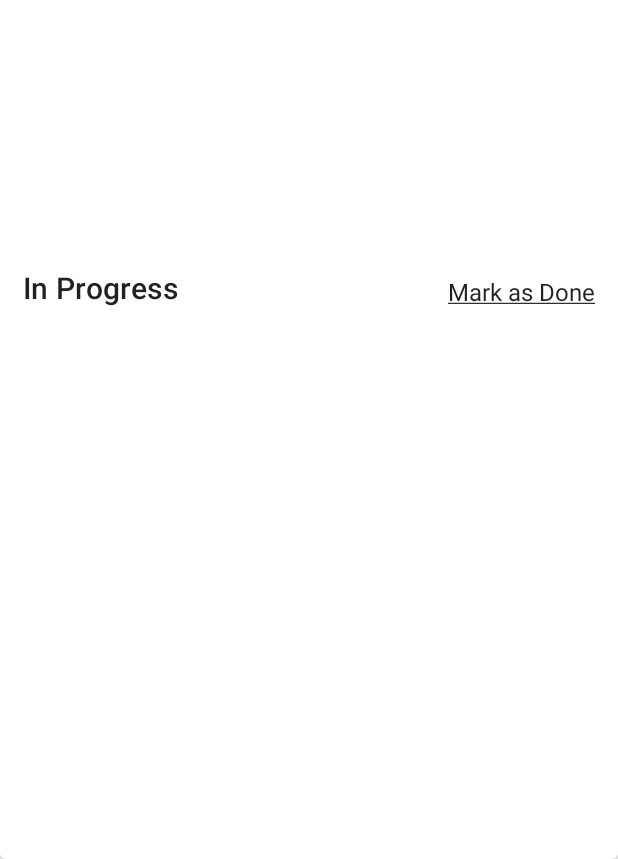
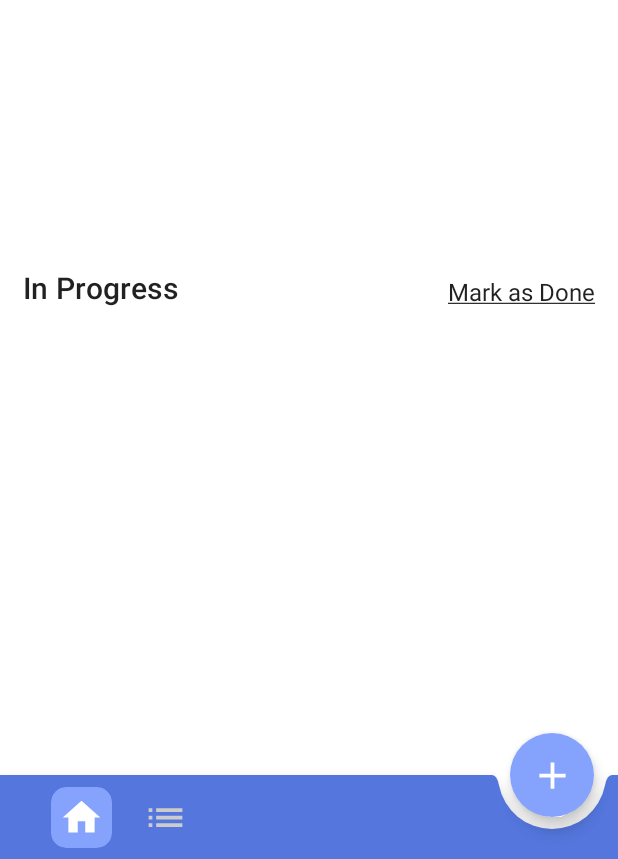
Before and after one commit to macluczak/MyNotes, an Android app built with Jetpack Compose: the composable HomeScreen shown on its own in the app's theme, on a phone screen of 412 x 824 dp, the part 377-1236 px from its top. Run offline under Robolectric (Android 15) with nearby library versions, the phone set to English and light mode, and no system bars; our stand-ins replace Room's generated code, livedata-compose.

```diff
--- a/app/src/main/java/com/macluczak/mywallet/HomeScreen.kt
+++ b/app/src/main/java/com/macluczak/mywallet/HomeScreen.kt
@@ -4,6 +4,7 @@ import android.util.Log
 import androidx.compose.foundation.background
 import androidx.compose.foundation.clickable
 import androidx.compose.foundation.layout.*
+import androidx.compose.foundation.shape.CornerSize
 import androidx.compose.foundation.shape.RoundedCornerShape
 import androidx.compose.material.*
 import androidx.compose.runtime.*
@@ -16,11 +17,53 @@ import androidx.compose.ui.text.style.TextDecoration
 import androidx.compose.ui.tooling.preview.Preview
 import androidx.compose.ui.unit.dp
 import androidx.navigation.NavController
+import com.macluczak.mywallet.bottom_menu.BottomMenu
+import com.macluczak.mywallet.bottom_menu.BottomMenuContent
+import com.macluczak.mywallet.bottom_menu.fab
+import com.macluczak.mywallet.navigation.Screen
 import com.macluczak.mywallet.ui.theme.*
 import com.macluczak.mywallet.viewmodels.MainViewModel
 
 @Composable
+
 fun HomeScreen(viewModel: MainViewModel, navController: NavController) {
+
+    Scaffold(modifier = Modifier.fillMaxSize(),
+        bottomBar = {
+            if(navController.currentDestination?.route != Screen.CreateScreen.route){
+
+                BottomAppBar(
+                    cutoutShape = MaterialTheme.shapes.small.copy(
+                        CornerSize(percent = 50)
+                    ),
+                    backgroundColor = BlueNoteDark
+                ) {
+
+
+                    BottomMenu(items = listOf(
+                        BottomMenuContent("Home", "home_screen", R.drawable.ic_baseline_home_24),
+                        BottomMenuContent("List", "second_page", R.drawable.ic_baseline_list_24)
+                    ), navController = navController)
+
+                }
+
+            }
+
+        },
+        isFloatingActionButtonDocked = true,
+        floatingActionButton = {
+            if(navController.currentDestination?.route != Screen.CreateScreen.route) {
+                fab(viewModel = viewModel, navController = navController)
+            }
+
+
+//            FloatingActionButton(onClick = {navController.navigate(Screen.CreateScreen.withArgs())}) {
+//
+//            }
+
+
+        })
+    {
         Box(modifier = Modifier
             .fillMaxSize()
             .background(BlueNote)
@@ -31,10 +74,10 @@ fun HomeScreen(viewModel: MainViewModel, navController: NavController) {
                 CardViewHome(viewModel = viewModel, navController = navController)
 
 
-
             }
 
 
+        }
     }
 }
 
--- a/app/src/main/java/com/macluczak/mywallet/TaskListView.kt
+++ b/app/src/main/java/com/macluczak/mywallet/TaskListView.kt
@@ -108,10 +108,11 @@ fun DisplayTasks(tasks: List<Task>, viewModel: MainViewModel, navController: Nav
         item {
             Box(modifier = Modifier
                 .fillMaxWidth()
-                .height(15.dp)
+                .height(100.dp)
             ) {
 
             }
+
         }
     }
 }
--- a/app/src/main/java/com/macluczak/mywallet/bottom_menu/BottomMenuUI.kt
+++ b/app/src/main/java/com/macluczak/mywallet/bottom_menu/BottomMenuUI.kt
@@ -5,10 +5,12 @@ import androidx.compose.foundation.background
 import androidx.compose.foundation.clickable
 import androidx.compose.foundation.layout.*
 import androidx.compose.foundation.shape.RoundedCornerShape
+import androidx.compose.material.FloatingActionButton
 import androidx.compose.material.Icon
 import androidx.compose.material.Text
 import androidx.compose.material.icons.Icons
 import androidx.compose.runtime.*
+import androidx.compose.runtime.livedata.observeAsState
 import androidx.compose.ui.Alignment
 import androidx.compose.ui.Modifier
 import androidx.compose.ui.draw.clip
@@ -23,27 +25,25 @@ import com.macluczak.mywallet.R
 import com.macluczak.mywallet.navigation.Screen
 import com.macluczak.mywallet.ui.theme.BlueNote
 import com.macluczak.mywallet.ui.theme.BlueNoteDark
+import com.macluczak.mywallet.viewmodels.MainViewModel
 
 @Composable
-fun fab() {
-    Box(modifier = Modifier
-        .size(58.dp)
-        .clip(RoundedCornerShape(50.dp))
-        .background(BlueNote)
+fun fab(viewModel: MainViewModel, navController: NavController) {
 
-        .clickable {
-
-        }
-
-        .padding(5.dp)
+        FloatingActionButton(
+            onClick = {
+                viewModel.routeState.value = Screen.CreateScreen.route
+                navController.navigate(Screen.CreateScreen.withArgs()) },
+            backgroundColor = BlueNote
 
 
         ) {
             Icon(
                 painter = painterResource(id = R.drawable.ic_baseline_add_24),
                 contentDescription = "fab",
-            modifier = Modifier.fillMaxSize(),
-            tint= Color.White
+                modifier = Modifier
+                    .size(30.dp),
+                tint = Color.White
             )
         }
 
@@ -63,6 +63,10 @@ fun BottomMenu(
 ) {
     var selectedItemIndex by remember {
         mutableStateOf(initialSelectedItemIndex)
+    }
+    when(navController.currentDestination?.route){
+        Screen.HomeScreen.route -> selectedItemIndex = 0
+        Screen.SecondPage.route -> selectedItemIndex = 1
     }
     Row(
         horizontalArrangement = Arrangement.spacedBy(15.dp),
@@ -130,7 +134,7 @@ fun BottomMenuItem(
                 painter = painterResource(id = item.iconId),
                 contentDescription = item.title,
                 tint = if (isSelected) activeIconColor else inactiveTextColor,
-                modifier = Modifier.size(26.dp)
+                modifier = Modifier.size(30.dp)
             )
         }
 //        Text(
--- a/app/src/main/java/com/macluczak/mywallet/navigation/Screen.kt
+++ b/app/src/main/java/com/macluczak/mywallet/navigation/Screen.kt
@@ -5,6 +5,7 @@ sealed class Screen (val route: String){
     object NoteDetail: Screen("note_detail")
     object TaskDetail: Screen("task_detail")
     object SecondPage: Screen("second_page")
+    object CreateScreen: Screen("create_screen")
 
 
     fun withArgs(vararg args: Int): String{
--- a/app/src/main/java/com/macluczak/mywallet/viewmodels/MainViewModel.kt
+++ b/app/src/main/java/com/macluczak/mywallet/viewmodels/MainViewModel.kt
@@ -8,6 +8,7 @@ import com.macluczak.mywallet.data.note.Note
 import com.macluczak.mywallet.data.note.NoteRepository
 import com.macluczak.mywallet.data.task.Task
 import com.macluczak.mywallet.data.task.TaskRepository
+import com.macluczak.mywallet.navigation.Screen
 import kotlinx.coroutines.Deferred
 import kotlinx.coroutines.runBlocking
 import java.text.SimpleDateFormat
@@ -19,6 +20,7 @@ AndroidViewModel(application){
     val editNote = MutableLiveData<Boolean>()
     val markAsDone = MutableLiveData<Boolean>()
     val searchWord = MutableLiveData<String>()
+    val routeState = MutableLiveData<String>()
     lateinit var nowMonth: String
     val listOfDay = ArrayList<String>()
     val listofWeek = ArrayList<String>()
@@ -27,6 +29,7 @@ AndroidViewModel(application){
     init{
         editNote.value = false
         markAsDone.value = false
+        routeState.value = Screen.HomeScreen.route
         searchWord.value = ""
         initCurrentDay()
            }
--- a/build.gradle
+++ b/build.gradle
@@ -4,8 +4,8 @@ buildscript {
     }
 }// Top-level build file where you can add configuration options common to all sub-projects/modules.
 plugins {
-    id 'com.android.application' version '7.1.2' apply false
-    id 'com.android.library' version '7.1.2' apply false
+    id 'com.android.application' version '7.2.1' apply false
+    id 'com.android.library' version '7.2.1' apply false
     id 'org.jetbrains.kotlin.android' version '1.5.21' apply false
 }
 
```
Also changed, not shown: app/src/main/java/com/macluczak/mywallet/CreateScreen.kt (added, +12 -0 lines), app/src/main/java/com/macluczak/mywallet/SecondPage.kt (+50 -1 lines), app/src/main/java/com/macluczak/mywallet/navigation/Navigation.kt (+5 -31 lines), gradle/wrapper/gradle-wrapper.properties. Lines whose indentation alone changed are shown as unchanged.
